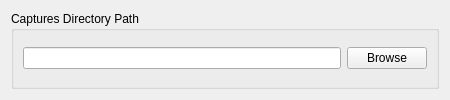
Old version of the form src/gui/settings/Settings.ui in the repository ephell/ClipIt-Screen-Capture-App.
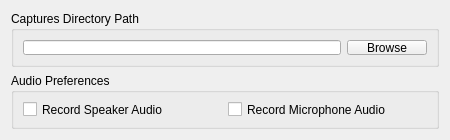
New version of the form. Custom widgets are drawn as their Qt base class.

Commit message: - Move 'Audio Preferences' from MainWindow to Settings widget. - Delete 'Audio Preferences' from MainWindow.

```diff
--- a/src/gui/settings/Settings.ui
+++ b/src/gui/settings/Settings.ui
@@ -7,7 +7,7 @@
     <x>0</x>
     <y>0</y>
     <width>450</width>
-    <height>100</height>
+    <height>140</height>
    </rect>
   </property>
   <property name="sizePolicy">
@@ -19,13 +19,13 @@
   <property name="minimumSize">
    <size>
     <width>450</width>
-    <height>100</height>
+    <height>140</height>
    </size>
   </property>
   <property name="maximumSize">
    <size>
     <width>450</width>
-    <height>100</height>
+    <height>140</height>
    </size>
   </property>
   <property name="windowTitle">
@@ -58,8 +58,46 @@
      </layout>
     </widget>
    </item>
+   <item>
+    <widget class="QGroupBox" name="audio_preferences_group_box">
+     <property name="title">
+      <string>Audio Preferences</string>
+     </property>
+     <layout class="QHBoxLayout" name="horizontalLayout_2">
+      <item>
+       <widget class="RecordSpeakerAudioCheckBox" name="record_speaker_audio_check_box">
+        <property name="enabled">
+         <bool>true</bool>
+        </property>
+        <property name="text">
+         <string>Record Speaker Audio</string>
+        </property>
+       </widget>
+      </item>
+      <item>
+       <widget class="RecordMicrophoneAudioCheckBox" name="record_microphone_audio_checkbox">
+        <property name="text">
+         <string>Record Microphone Audio</string>
+        </property>
+       </widget>
+      </item>
+     </layout>
+    </widget>
+   </item>
   </layout>
  </widget>
+ <customwidgets>
+  <customwidget>
+   <class>RecordSpeakerAudioCheckBox</class>
+   <extends>QCheckBox</extends>
+   <header>.check_boxes.record_speaker_audio_check_box</header>
+  </customwidget>
+  <customwidget>
+   <class>RecordMicrophoneAudioCheckBox</class>
+   <extends>QCheckBox</extends>
+   <header>.check_boxes.record_microphone_audio_check_box</header>
+  </customwidget>
+ </customwidgets>
  <resources/>
  <connections/>
 </ui>
```
The commit also changes 6 other files.
